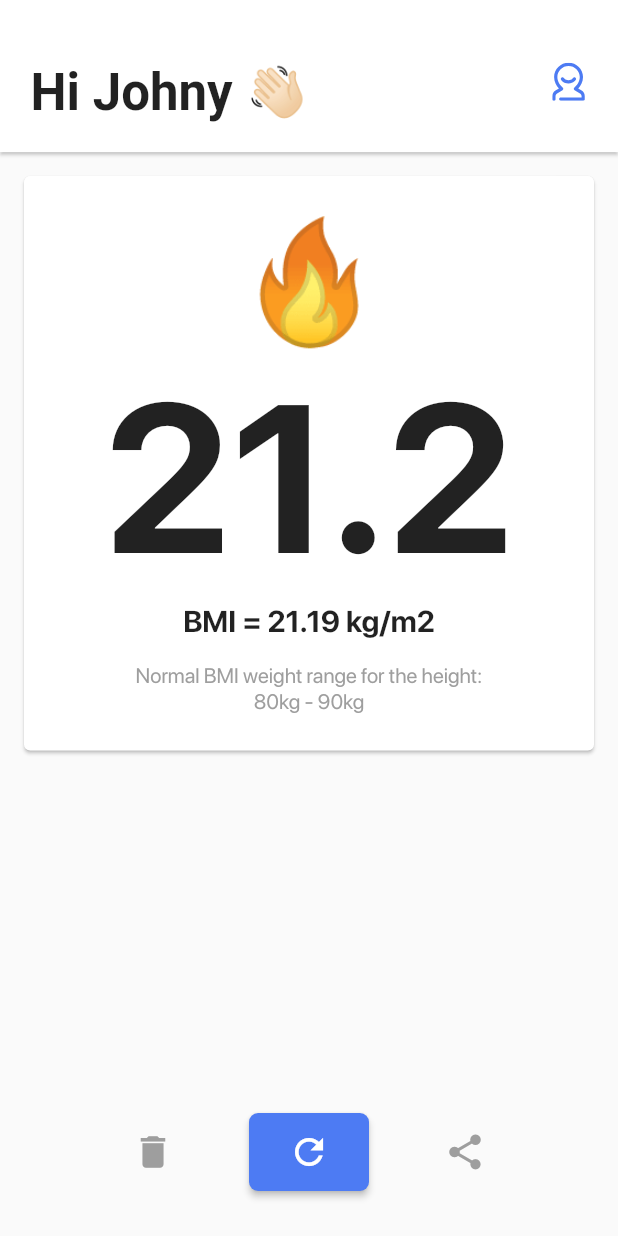
After one commit to MarcinusX/bmi_calculator, a Flutter app: the ResultPage screen opened directly, on a phone screen of 412 x 824 dp. The commit adds this screen. Run offline on Flutter 3.47's test engine with Material 2 defaults, Android fonts, the phone set to English and light mode, and no system bars; our stand-ins replace flutter_svg; project files that could hold a hidden picture were left out.

Commit message:
Added result page concept

```diff
--- a/lib/input_page/input_page.dart
+++ b/lib/input_page/input_page.dart
@@ -5,6 +5,7 @@ import 'package:bmi_calculator/input_page/input_page_styles.dart';
 import 'package:bmi_calculator/input_page/pacman_slider.dart';
 import 'package:bmi_calculator/input_page/weight/weight_card.dart';
 import 'package:bmi_calculator/model/gender.dart';
+import 'package:bmi_calculator/result_page/result_page.dart';
 import 'package:bmi_calculator/widget_utils.dart';
 import 'package:flutter/material.dart';
 
@@ -80,7 +81,11 @@ class InputPageState extends State<InputPage> {
         bottom: screenAwareSize(22.0, context),
         top: screenAwareSize(14.0, context),
       ),
-      child: PacmanSlider(),
+      child: PacmanSlider(
+        onSubmit: () => Navigator.of(context).push(MaterialPageRoute(
+              builder: (context) => ResultPage(),
+            )),
+      ),
     );
   }
 }
--- a/lib/input_page/pacman_slider.dart
+++ b/lib/input_page/pacman_slider.dart
@@ -9,6 +9,10 @@ const double _sliderHorizontalMargin = 24.0;
 const double _dotsLeftMargin = 8.0;
 
 class PacmanSlider extends StatefulWidget {
+  final VoidCallback onSubmit;
+
+  const PacmanSlider({Key key, this.onSubmit}) : super(key: key);
+
   @override
   _PacmanSliderState createState() => _PacmanSliderState();
 }
@@ -107,6 +111,7 @@ class _PacmanSliderState extends State<PacmanSlider>
   _onPacmanSubmited() {
     //temporary:
     Future.delayed(Duration(seconds: 1), () => _resetPacman());
+    widget?.onSubmit();
   }
 
   _onPacmanDrag(double width, DragUpdateDetails details) {
--- /dev/null
+++ b/lib/result_page/result_page.dart
@@ -0,0 +1,115 @@
+import 'package:bmi_calculator/input_page/app_bar.dart';
+import 'package:bmi_calculator/input_page/input_page_styles.dart';
+import 'package:flutter/material.dart';
+
+class ResultPage extends StatefulWidget {
+  @override
+  _ResultPageState createState() => _ResultPageState();
+}
+
+class _ResultPageState extends State<ResultPage> {
+  @override
+  Widget build(BuildContext context) {
+    return Scaffold(
+      appBar: PreferredSize(
+        child: BmiAppBar(),
+        preferredSize: Size.fromHeight(appBarHeight(context)),
+      ),
+      body: Column(
+        mainAxisAlignment: MainAxisAlignment.spaceBetween,
+        children: <Widget>[ResultCard(), _buildBottomBar()],
+      ),
+    );
+  }
+
+  Widget _buildBottomBar() {
+    return Padding(
+      padding: const EdgeInsets.only(bottom: 30.0),
+      child: Row(
+        crossAxisAlignment: CrossAxisAlignment.center,
+        mainAxisAlignment: MainAxisAlignment.center,
+        children: <Widget>[
+          Padding(
+            padding: const EdgeInsets.only(right: 40.0),
+            child: IconButton(
+              icon: Icon(
+                Icons.delete,
+                color: Colors.grey,
+                size: 28.0,
+              ),
+              onPressed: () {},
+            ),
+          ),
+          Container(
+              height: 52.0,
+              width: 80.0,
+              child: RaisedButton(
+                child: Icon(
+                  Icons.refresh,
+                  color: Colors.white,
+                  size: 28.0,
+                ),
+                shape: RoundedRectangleBorder(
+                  borderRadius: BorderRadius.circular(6.0),
+                ),
+                onPressed: () {},
+                color: Theme.of(context).primaryColor,
+              )),
+          Padding(
+            padding: const EdgeInsets.only(left: 40.0),
+            child: IconButton(
+              icon: Icon(
+                Icons.share,
+                color: Colors.grey,
+                size: 28.0,
+              ),
+              onPressed: () {},
+            ),
+          ),
+        ],
+      ),
+    );
+  }
+}
+
+class ResultCard extends StatelessWidget {
+  final double bmi;
+  final double normalBmi;
+
+  ResultCard({Key key, this.bmi = 21.19, this.normalBmi}) : super(key: key);
+
+  @override
+  Widget build(BuildContext context) {
+    return Card(
+      margin: EdgeInsets.all(16.0),
+      child: Padding(
+        padding: const EdgeInsets.symmetric(vertical: 24.0),
+        child: Container(
+          width: double.infinity,
+          child: Column(children: [
+            Text(
+              '🔥',
+              style: TextStyle(fontSize: 80.0),
+            ),
+            Text(
+              bmi.toStringAsFixed(1),
+              style: TextStyle(fontSize: 140.0, fontWeight: FontWeight.bold),
+            ),
+            Text(
+              'BMI = ${bmi.toStringAsFixed(2)} kg/m2',
+              style: TextStyle(fontSize: 20.0, fontWeight: FontWeight.w700),
+            ),
+            Padding(
+              padding: const EdgeInsets.only(top: 16.0),
+              child: Text(
+                'Normal BMI weight range for the height:\n80kg - 90kg',
+                style: TextStyle(fontSize: 14.0, color: Colors.grey),
+                textAlign: TextAlign.center,
+              ),
+            ),
+          ]),
+        ),
+      ),
+    );
+  }
+}
```
Also changed, not shown: pubspec.lock, 3 other files.
